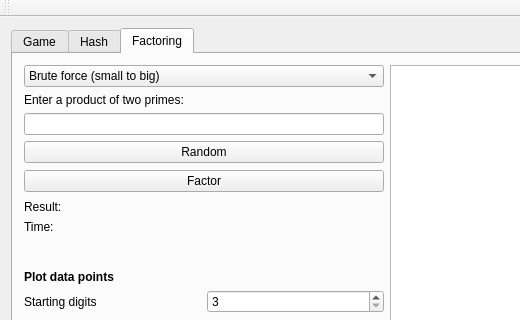
egandunning/learn-crypto, file CapstoneCryptography/forms/mainwindow.ui: the form before one commit; both pictures show x 0 to 520 and y 0 to 320 of the 1014 by 648 pixel window.
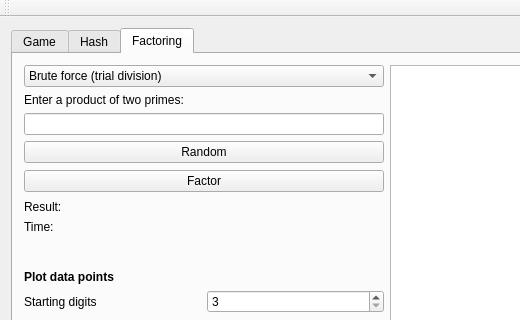
The form after the commit. The open tabs and pages were chosen to show the change.

What changed in the file:
```diff
--- a/CapstoneCryptography/forms/mainwindow.ui
+++ b/CapstoneCryptography/forms/mainwindow.ui
@@ -518,12 +518,7 @@
            <widget class="QComboBox" name="factorAlgChooser">
             <item>
              <property name="text">
-              <string>Brute force (small to big)</string>
-             </property>
-            </item>
-            <item>
-             <property name="text">
-              <string>Brute force (big to small)</string>
+              <string>Brute force (trial division)</string>
              </property>
             </item>
             <item>
```
